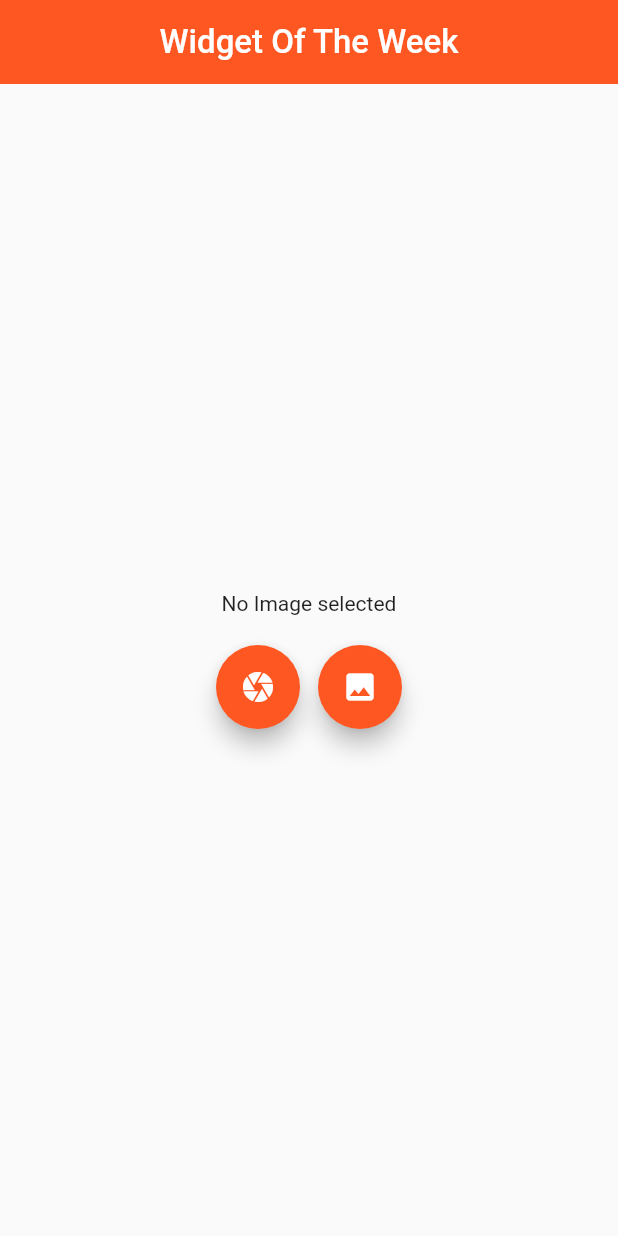
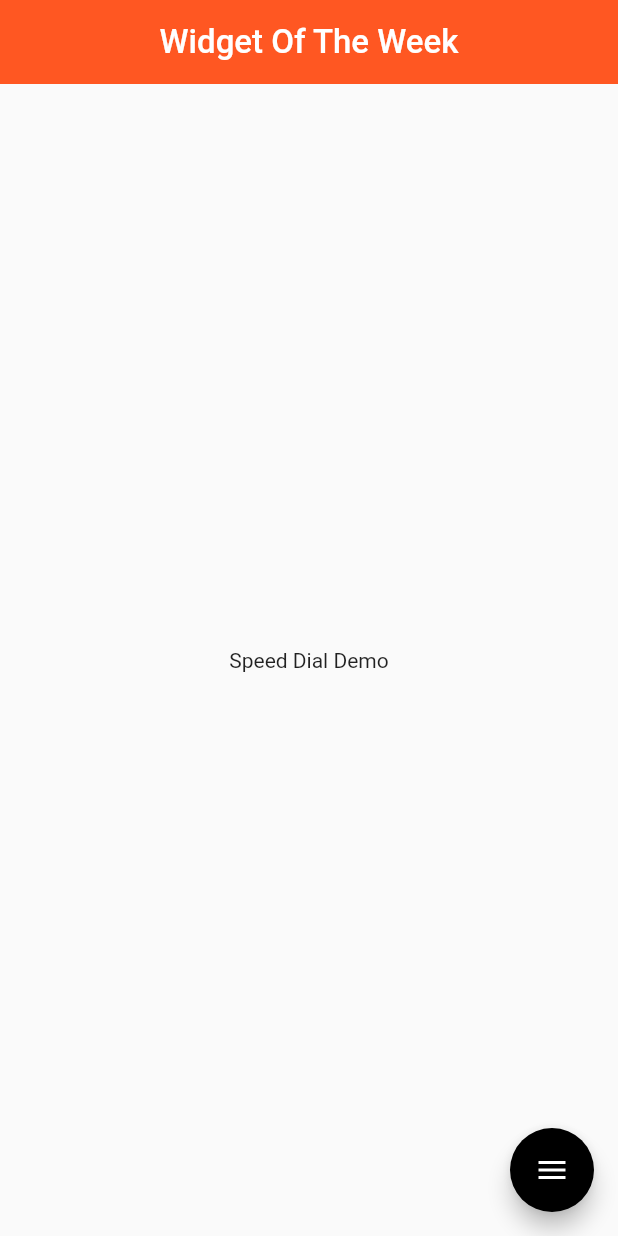
Before and after one commit to rifathossain82/Widget_of_the_week, a Flutter app: the screen it shows after launch, on a phone screen of 412 x 824 dp. Run offline on Flutter 3.47's test engine with Material 2 defaults, Android fonts, the phone set to English and light mode, and no system bars; drawn by our look-alikes of flutter_speed_dial; our stand-ins replace animated_text_kit, device_info_plus, dio, flutter_slidable, fluttertoast, image_picker and 3 more; missing offline and left inert: dart:js, snake, transformer_page_view.

Commit message:
practice app

```diff
--- /dev/null
+++ b/lib/SpeedDial_menu.dart
@@ -0,0 +1,68 @@
+import 'package:flutter/material.dart';
+import 'package:flutter_speed_dial/flutter_speed_dial.dart';
+import 'package:fluttertoast/fluttertoast.dart';
+
+class SpeedDial_menu extends StatefulWidget {
+  const SpeedDial_menu({Key? key}) : super(key: key);
+
+  @override
+  _SpeedDial_menuState createState() => _SpeedDial_menuState();
+}
+
+class _SpeedDial_menuState extends State<SpeedDial_menu> {
+  final isOpenClose=ValueNotifier(false);
+
+  @override
+  Widget build(BuildContext context) {
+    return WillPopScope(
+      onWillPop: ()async{
+        if(isOpenClose.value){
+          isOpenClose.value=false;
+
+          return false;
+        }
+        else{
+          return true;
+        }
+
+      },
+      child: Scaffold(
+        body: Center(
+          child: Text('Speed Dial Demo'),
+        ),
+        floatingActionButton: SpeedDial(
+          animatedIcon: AnimatedIcons.menu_close,
+          tooltip: 'Menu',
+          backgroundColor: Colors.black,
+          //curve: Curves.easeInOut,
+          onClose: (){
+            Fluttertoast.showToast(msg: 'Close Menu');
+          },
+          onOpen: (){
+            Fluttertoast.showToast(msg: 'Open Menu');
+          },
+          spaceBetweenChildren: 12,
+          childPadding: EdgeInsets.all(5),
+          openCloseDial: isOpenClose,
+          children: [
+            SpeedDialChild(
+              label: 'Share',
+              child: Icon(Icons.share),
+              onTap: (){},
+            ),
+            SpeedDialChild(
+                label: 'Feedback',
+                child: Icon(Icons.feedback),
+                onTap: (){}
+            ),
+            SpeedDialChild(
+                label: 'Report',
+                child: Icon(Icons.report),
+                onTap: (){}
+            ),
+          ],
+        ),
+      ),
+    );
+  }
+}
--- a/lib/main.dart
+++ b/lib/main.dart
@@ -16,6 +16,7 @@ import 'package:widget_of_the_week/Animated_positioned_demo.dart';
 import 'package:widget_of_the_week/Animated_switcher_demo.dart';
 import 'package:widget_of_the_week/Aspect_ratio_demo.dart';
 import 'package:widget_of_the_week/Back_drop_filter_demo.dart';
+import 'package:widget_of_the_week/BottomSheetDemo.dart';
 import 'package:widget_of_the_week/Builder_use_demo.dart';
 import 'package:widget_of_the_week/CheckedBox_ListTile_Demo.dart';
 import 'package:widget_of_the_week/Clip_Oval_Demo.dart';
@@ -27,6 +28,8 @@ import 'package:widget_of_the_week/Cupertino_action_sheet.dart';
 import 'package:widget_of_the_week/Data_table_demo.dart';
 import 'package:widget_of_the_week/Dismissible_demo/Dismissible_list_demo.dart';
 import 'package:widget_of_the_week/Draggable_scrollable_sheet.dart';
+import 'package:widget_of_the_week/DropDownButton/Example1_esay.dart';
+import 'package:widget_of_the_week/DropDownButton/Example2_DeepDive.dart';
 import 'package:widget_of_the_week/Fade_Transition_demo.dart';
 import 'package:widget_of_the_week/Fade_in_image.dart';
 import 'package:widget_of_the_week/Fitted_box_demo.dart';
@@ -72,6 +75,7 @@ import 'package:widget_of_the_week/Slider_demo.dart';
 import 'package:widget_of_the_week/Sliver_list_sliver_grid_demo.dart';
 import 'package:widget_of_the_week/SnackBar_Demo.dart';
 import 'package:widget_of_the_week/Spacer_demo.dart';
+import 'package:widget_of_the_week/SpeedDial_menu.dart';
 import 'package:widget_of_the_week/Stack_demo.dart';
 import 'package:widget_of_the_week/Stream_builder_demo.dart';
 import 'package:widget_of_the_week/SwitchListTile_Demo.dart';
@@ -127,7 +131,7 @@ class _MyAppState extends State<MyApp> {
           resizeToAvoidBottomInset: false,
           //backgroundColor: Colors.blueGrey[900],
           appBar: appbar,
-          body: ImagePickerDemo(),
+          body: SpeedDial_menu(),
         )
     );
   }
--- a/pubspec.yaml
+++ b/pubspec.yaml
@@ -49,6 +49,7 @@ dependencies:
   transparent_image: ^2.0.0
   image_picker: ^0.8.4+4
   path_provider: ^2.0.8
+  flutter_speed_dial: ^5.0.0+1
 
 dev_dependencies:
   flutter_test:
```
Also changed, not shown: lib/BottomSheetDemo.dart (added, +161 -0 lines), lib/DropDownButton/Example1_esay.dart (added, +37 -0 lines), lib/DropDownButton/Example2_DeepDive.dart (added, +48 -0 lines), pubspec.lock.
